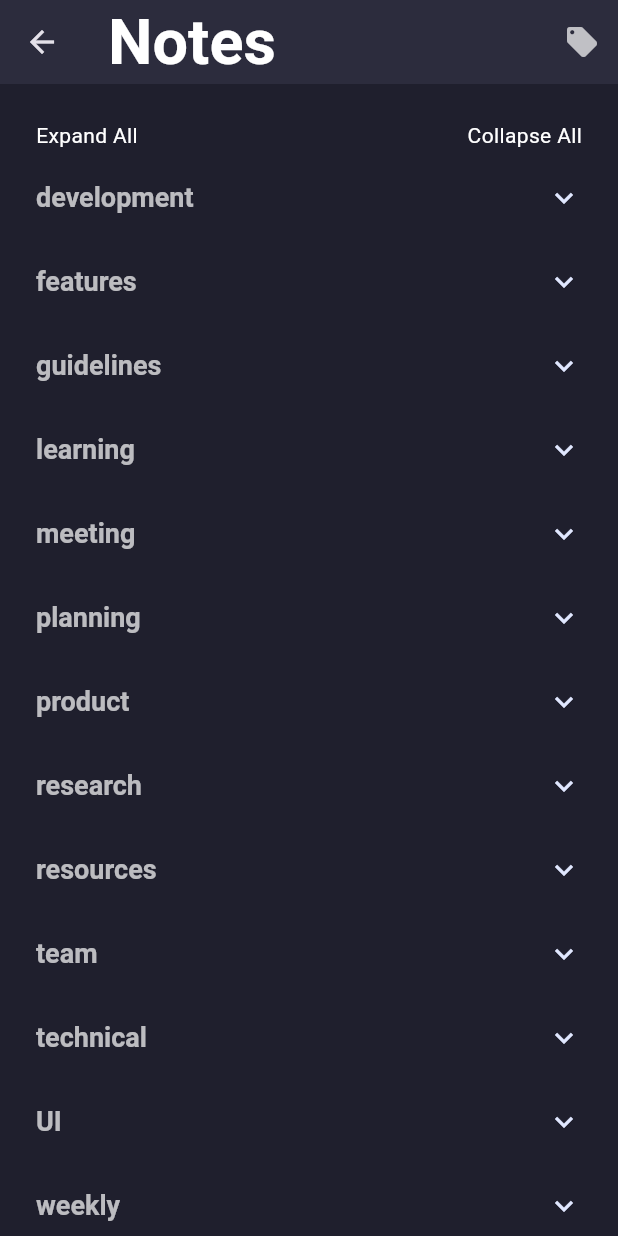
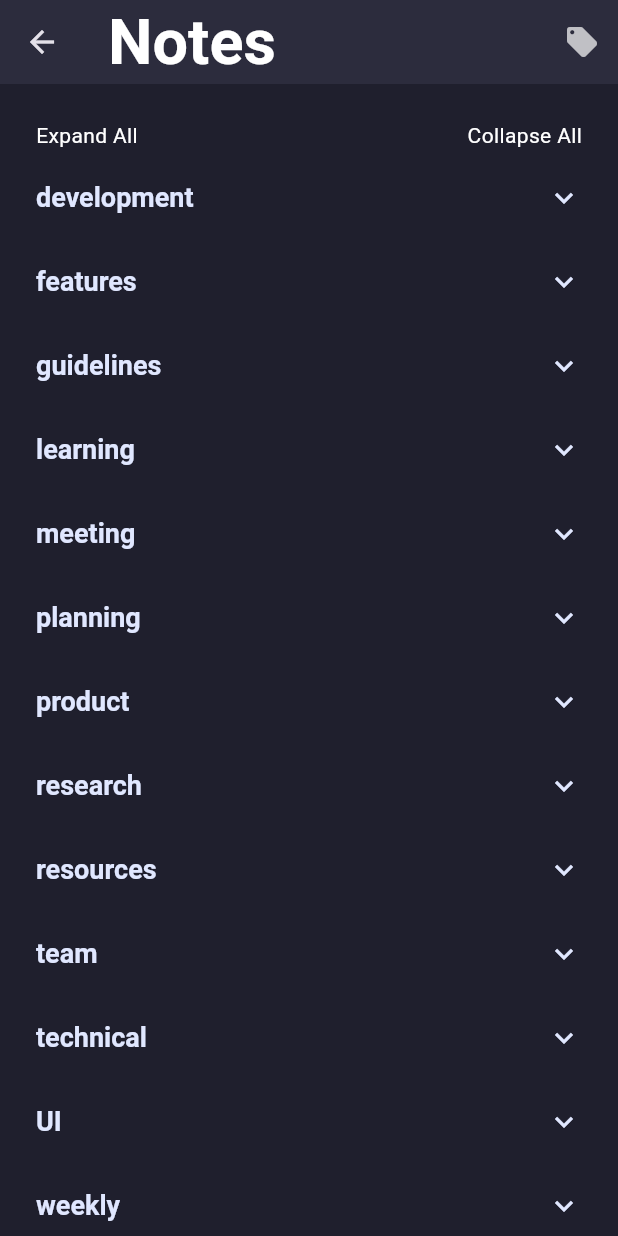
Before and after one commit to bvin02/neuron-memory-app, a Flutter app: the NoteOrganizationScreen screen opened by its route, scrolled down 380 dp, after a tap on the "access time" icon, on a phone screen of 412 x 824 dp. Run offline on Flutter 3.47's test engine with Material 3 defaults, Android fonts, the phone set to English and light mode, and no system bars; our stand-ins replace flutter_markdown, isar, shared_preferences; missing offline and left inert: record; accounts and stored records are empty; generated files the repository leaves out were written again; statements that could not run were skipped.

Commit message:
notes made better

```diff
--- a/neuron_flutter_app/lib/screens/note_organization_screen.dart
+++ b/neuron_flutter_app/lib/screens/note_organization_screen.dart
@@ -38,9 +38,13 @@ class _NoteOrganizationScreenState extends State<NoteOrganizationScreen> {
   Future<void> _loadInitialData() async {
     await _loadPreferences();
     await _loadNotes();
-    // Initialize all groups as expanded by default
+    // Initialize with expanded groups only if in time-based sorting
     setState(() {
-      _expandedGroups = _groups.map((group) => group.header).toSet();
+      if (_isTimeBasedSorting) {
+        _expandedGroups = _groups.map((group) => group.header).toSet();
+      } else {
+        _expandedGroups.clear();
+      }
     });
   }
 
@@ -132,7 +136,14 @@ class _NoteOrganizationScreenState extends State<NoteOrganizationScreen> {
   void _toggleSortingMode() async {
     setState(() {
       _isTimeBasedSorting = !_isTimeBasedSorting;
+      // When switching modes, set expand state based on the mode
+      if (_isTimeBasedSorting) {
+        _expandedGroups = _groups.map((group) => group.header).toSet();
+      } else {
+        _expandedGroups.clear();
+      }
     });
+
     final notes = await NeuronDatabase.getAllNotes();
     _organizeNotes(notes);
 
@@ -250,9 +261,7 @@ class _NoteOrganizationScreenState extends State<NoteOrganizationScreen> {
                               child: Text(
                                 group.header,
                                 style: Theme.of(context).textTheme.titleLarge?.copyWith(
-                                  color: group.isCustom
-                                    ? Colors.white70
-                                    : const Color(0xFFE0E7FF),
+                                  color: const Color(0xFFE0E7FF),
                                   fontSize: 18,
                                 ),
                               ),
```
